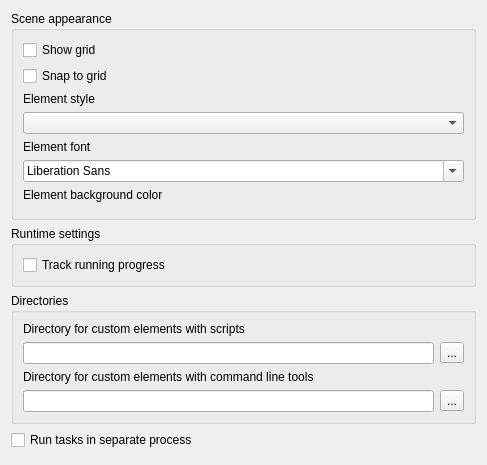
Old version of the form src/plugins/workflow_designer/src/ui/WorkflowSettingsWidget.ui in the repository violethaze74/ugene.
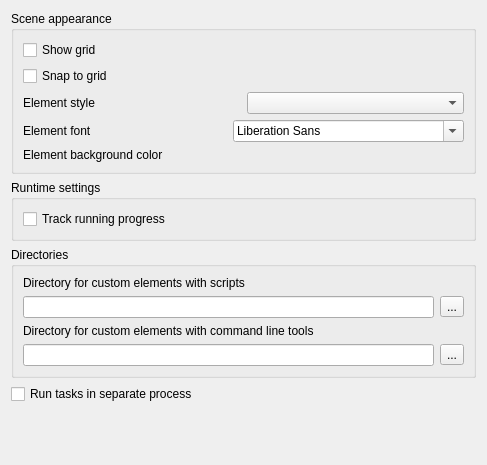
New version of the form.

Commit message: Layout in Workflow settings changed

What changed in the file:
```diff
--- a/src/plugins/workflow_designer/src/ui/WorkflowSettingsWidget.ui
+++ b/src/plugins/workflow_designer/src/ui/WorkflowSettingsWidget.ui
@@ -35,6 +35,8 @@
        </widget>
       </item>
       <item>
+       <layout class="QHBoxLayout" name="horizontalLayout_3">
+        <item>
        <widget class="QLabel" name="label_2">
         <property name="text">
          <string>Element style</string>
@@ -44,6 +46,10 @@
       <item>
        <widget class="QComboBox" name="styleCombo"/>
       </item>
+       </layout>
+      </item>
+      <item>
+       <layout class="QHBoxLayout" name="horizontalLayout_4">
       <item>
        <widget class="QLabel" name="label">
         <property name="text">
@@ -54,6 +60,10 @@
       <item>
        <widget class="QFontComboBox" name="fontCombo"/>
       </item>
+       </layout>
+      </item>
+      <item>
+       <layout class="QHBoxLayout" name="horizontalLayout_5">
       <item>
        <widget class="QLabel" name="label_3">
         <property name="text">
@@ -62,7 +72,16 @@
        </widget>
       </item>
       <item>
-       <widget class="QWidget" name="colorWidget" native="true"/>
+         <widget class="QWidget" name="colorWidget" native="true">
+          <property name="sizePolicy">
+           <sizepolicy hsizetype="Preferred" vsizetype="Fixed">
+            <horstretch>0</horstretch>
+            <verstretch>0</verstretch>
+           </sizepolicy>
+          </property>
+         </widget>
+        </item>
+       </layout>
       </item>
      </layout>
     </widget>
```
Lines whose indentation alone changed are shown as unchanged.
